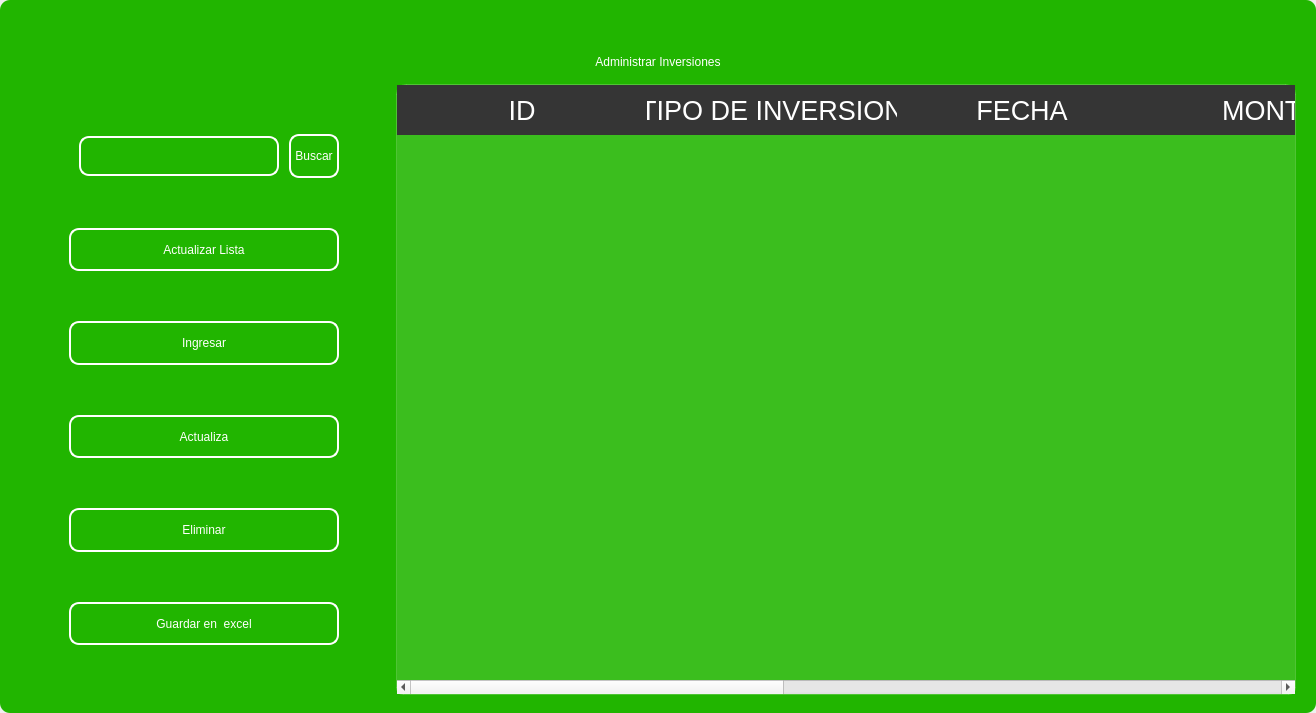
Before: the Qt Designer form design/standar/maininvestment3.ui in codemiguel-dev/ERP-EmprendeSoft-Desktop, drawn with Qt 5.
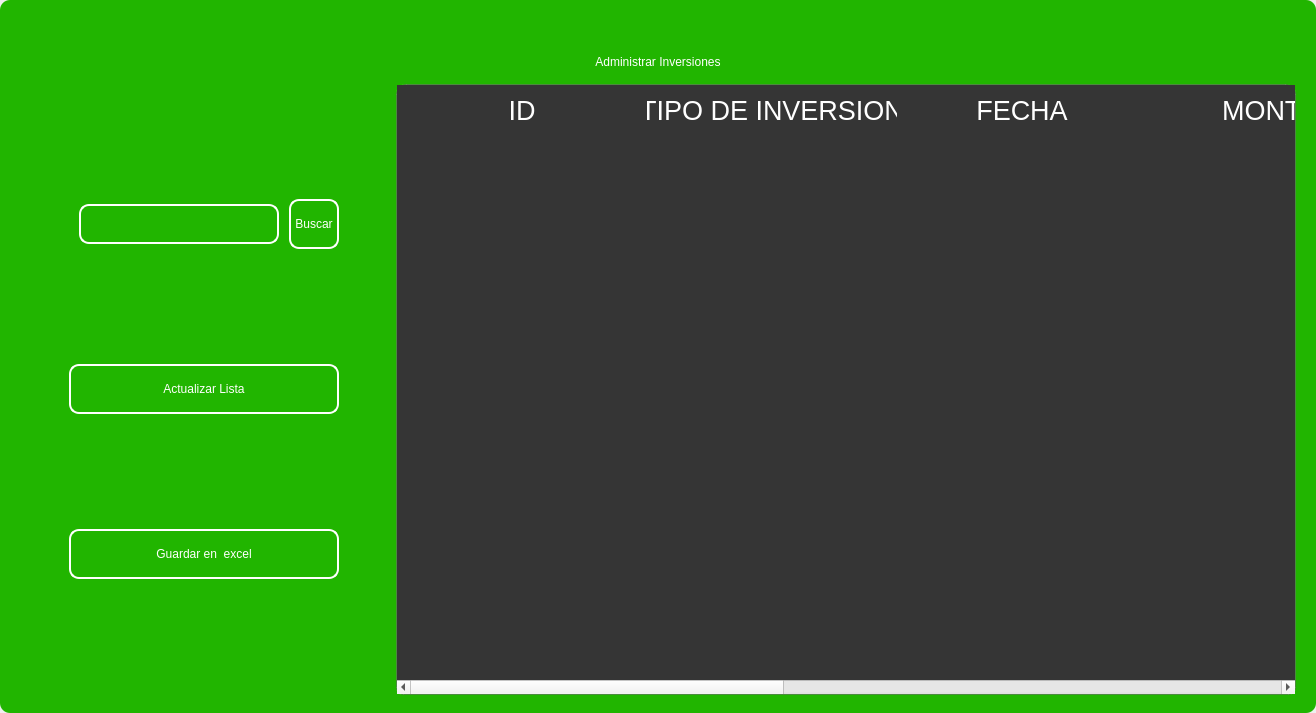
After: the same form once the commit is applied. Icons and pictures are not drawn.

Patch:
```diff
--- a/design/standar/maininvestment3.ui
+++ b/design/standar/maininvestment3.ui
@@ -549,138 +549,6 @@
               </property>
              </widget>
             </item>
-            <item>
-             <widget class="QPushButton" name="btn_add">
-              <property name="minimumSize">
-               <size>
-                <width>0</width>
-                <height>40</height>
-               </size>
-              </property>
-              <property name="maximumSize">
-               <size>
-                <width>300</width>
-                <height>50</height>
-               </size>
-              </property>
-              <property name="cursor">
-               <cursorShape>PointingHandCursor</cursorShape>
-              </property>
-              <property name="styleSheet">
-               <string notr="true">QPushButton{
-border-radius:10px; 
-font: 12pt &quot;Arial&quot;;
-color: rgb(255, 255, 254);
-border: 2px solid #ffffff;
-}
-
-QPushButton:hover{
-border-radius:10px; 
-font: 12pt &quot;Arial&quot;;
-color: rgb(255, 255, 255);
-border: 2px solid rgb(120, 0, 171);
-	background-color: rgb(120, 0, 171);
-}</string>
-              </property>
-              <property name="text">
-               <string>Ingresar</string>
-              </property>
-              <property name="iconSize">
-               <size>
-                <width>35</width>
-                <height>35</height>
-               </size>
-              </property>
-             </widget>
-            </item>
-            <item>
-             <widget class="QPushButton" name="btn_update">
-              <property name="minimumSize">
-               <size>
-                <width>0</width>
-                <height>40</height>
-               </size>
-              </property>
-              <property name="maximumSize">
-               <size>
-                <width>300</width>
-                <height>50</height>
-               </size>
-              </property>
-              <property name="cursor">
-               <cursorShape>PointingHandCursor</cursorShape>
-              </property>
-              <property name="styleSheet">
-               <string notr="true">QPushButton{
-border-radius:10px; 
-font: 12pt &quot;Arial&quot;;
-color: rgb(255, 255, 254);
-border: 2px solid #ffffff;
-}
-
-QPushButton:hover{
-border-radius:10px; 
-font: 12pt &quot;Arial&quot;;
-color: rgb(255, 255, 255);
-border: 2px solid rgb(120, 0, 171);
-	background-color: rgb(120, 0, 171);
-}</string>
-              </property>
-              <property name="text">
-               <string>Actualiza</string>
-              </property>
-              <property name="iconSize">
-               <size>
-                <width>35</width>
-                <height>35</height>
-               </size>
-              </property>
-             </widget>
-            </item>
-            <item>
-             <widget class="QPushButton" name="btn_delete">
-              <property name="minimumSize">
-               <size>
-                <width>0</width>
-                <height>40</height>
-               </size>
-              </property>
-              <property name="maximumSize">
-               <size>
-                <width>300</width>
-                <height>50</height>
-               </size>
-              </property>
-              <property name="cursor">
-               <cursorShape>PointingHandCursor</cursorShape>
-              </property>
-              <property name="styleSheet">
-               <string notr="true">QPushButton{
-border-radius:10px; 
-font: 12pt &quot;Arial&quot;;
-color: rgb(255, 255, 254);
-border: 2px solid #ffffff;
-}
-
-QPushButton:hover{
-border-radius:10px; 
-font: 12pt &quot;Arial&quot;;
-color: rgb(255, 255, 255);
-border: 2px solid rgb(120, 0, 171);
-	background-color: rgb(120, 0, 171);
-}</string>
-              </property>
-              <property name="text">
-               <string>Eliminar</string>
-              </property>
-              <property name="iconSize">
-               <size>
-                <width>35</width>
-                <height>35</height>
-               </size>
-              </property>
-             </widget>
-            </item>
             <item>
              <widget class="QPushButton" name="btn_excel">
               <property name="minimumSize">
@@ -743,12 +611,13 @@
             </property>
             <property name="styleSheet">
              <string notr="true">QTableView {
-	background-color: rgba(255, 255, 255, 30); 	
+
 	border: 1px solid rgba(255,255,255,40);
 	border-bottom-right-radius: 7px; 
 	border-bottom-left-radius: 7px; 
 	color: white;
 	font: 15pt &quot;MS Shell Dlg 2&quot;;
+	background-color: rgb(53, 53, 53);
 }
 
 QHeaderView::section {
```
